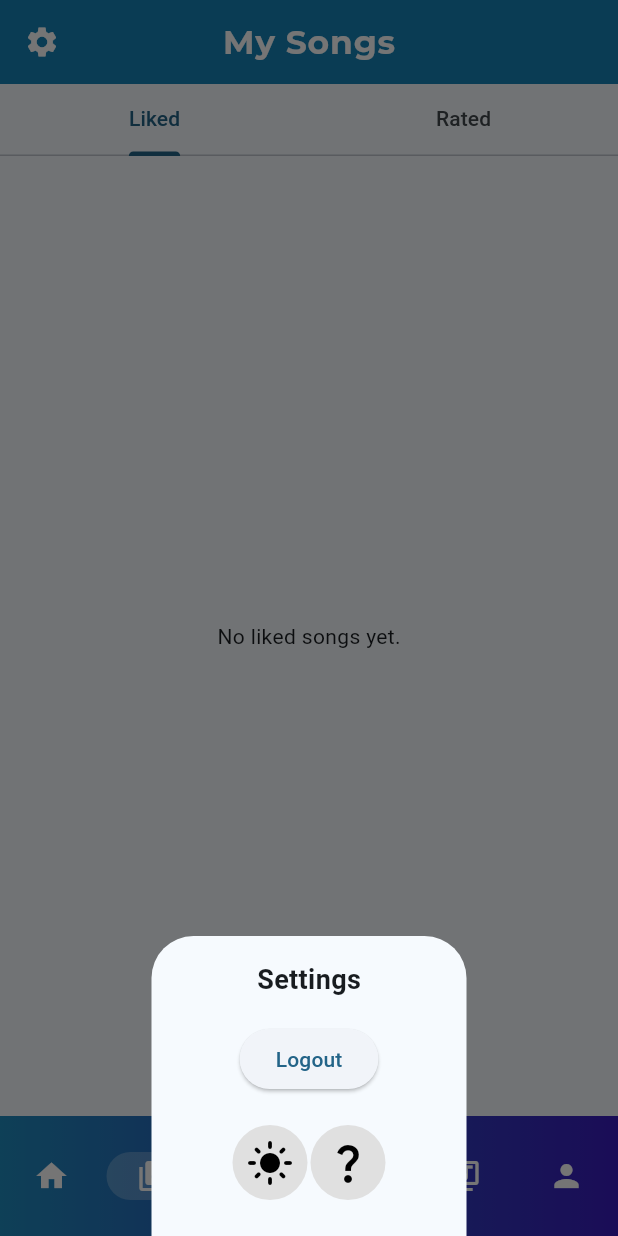
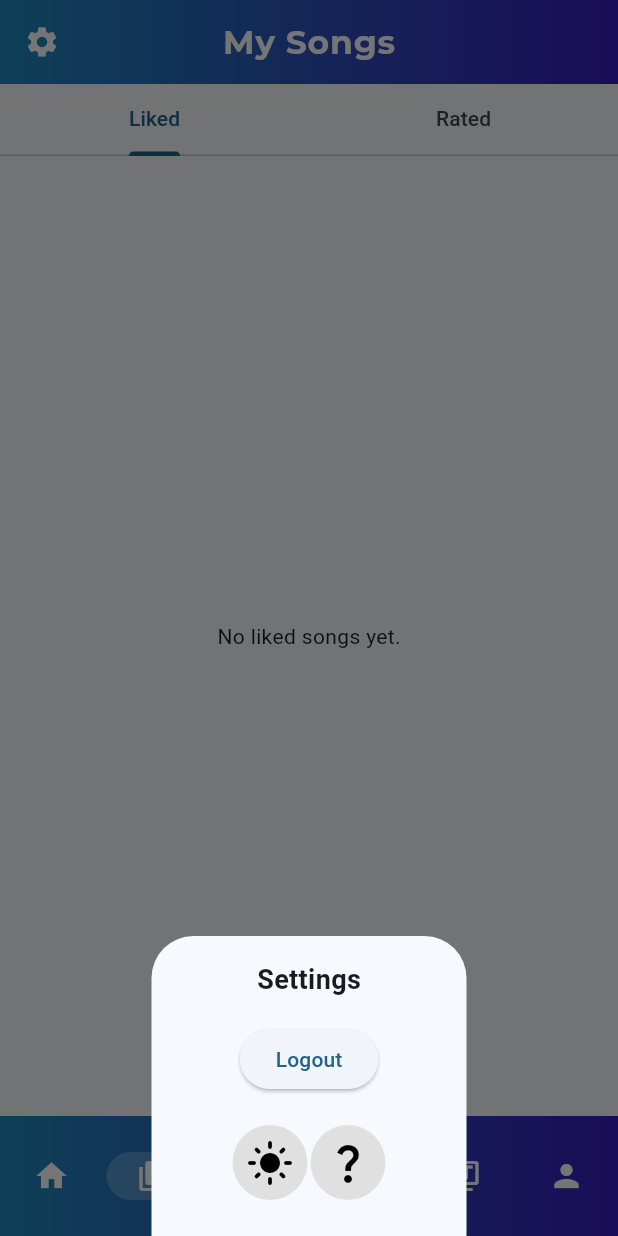
Before and after one commit to CodeCookUNT/PlayListed, a Flutter app: the screen it shows once a user with an empty profile is signed in, item 2 of the bottom bar chosen, after a tap on the "settings" icon, on a phone screen of 412 x 824 dp. Run offline on Flutter 3.47's test engine with Material 3 defaults, Android fonts, the phone set to English and light mode, and no system bars; our stand-ins replace cloud_firestore, firebase_auth, firebase_core, flutter_dotenv, google_fonts; missing offline and left inert: profanity_filter; accounts and stored records are empty; network calls fail.

Commit message:
Updated the top bar and fixed setting
made the top bar have the same color as the bottom and made it easier to get off of the setting

```diff
--- a/playlisted/lib/main.dart
+++ b/playlisted/lib/main.dart
@@ -775,6 +775,18 @@ HelpPageContent get _currentHelpContent {
       builder: (context, constraints) {
         return Scaffold(
           appBar: AppBar(
+            backgroundColor: Colors.transparent,
+            flexibleSpace: Container(
+              decoration: BoxDecoration(
+                gradient: LinearGradient(
+                  colors: appState.isDarkMode
+                      ? [const Color(0xFF0A2233), const Color(0xFF1583B7)]
+                      : [const Color.fromARGB(255, 31, 139, 189), const Color.fromARGB(255, 57, 27, 190)],
+                  begin: Alignment.centerLeft,
+                  end: Alignment.centerRight,
+                ),
+              ),
+            ),
             leading: IconButton(
               icon: const Icon(Icons.settings),
               onPressed: () => _openSettings(context, _currentHelpContent),
@@ -1670,6 +1682,7 @@ class GlobalRatingDisplay extends StatelessWidget {
   }
 }
 
+    // Opens the settings bottom sheet with options to logout, toggle dark mode, and view help.
     void _openSettings(BuildContext context, HelpPageContent helpContent) {
       showModalBottomSheet(
         context: context,
@@ -1677,11 +1690,16 @@ void _openSettings(BuildContext context, HelpPageContent helpContent) {
         builder: (context) {
           final isDark = Theme.of(context).brightness == Brightness.dark;
           final appState = context.read<MyAppState>();
-      return Align(
+          return GestureDetector(
+            behavior: HitTestBehavior.opaque,
+            onTap: () => Navigator.of(context).pop(),
+            child: Align(
               alignment: Alignment.bottomCenter,
+              child: GestureDetector(
+                onTap: () {},
                 child: Container(
                   width: 210,
-          height:200,
+                  height: 200,
                   padding: const EdgeInsets.all(16),
                   decoration: BoxDecoration(
                     color: Theme.of(context).colorScheme.surface,
@@ -1711,7 +1729,6 @@ void _openSettings(BuildContext context, HelpPageContent helpContent) {
                       Row(
                         mainAxisAlignment: MainAxisAlignment.center,
                         children: [
-                  // dark/light mode button
                           CircleAvatar(
                             radius: 25,
                             backgroundColor: isDark ? Colors.grey.shade700 : Colors.grey.shade300,
@@ -1725,7 +1742,6 @@ void _openSettings(BuildContext context, HelpPageContent helpContent) {
                             ),
                           ),
                           const SizedBox(width: 2),
-                  // help button
                           CircleAvatar(
                             radius: 25,
                             backgroundColor: isDark ? Colors.grey.shade700 : Colors.grey.shade300,
@@ -1744,6 +1760,8 @@ void _openSettings(BuildContext context, HelpPageContent helpContent) {
                         ],
                       ),
                     ],
+                  ),
+                ),
               ),
             ),
           );
```
Lines whose indentation alone changed are shown as unchanged.
